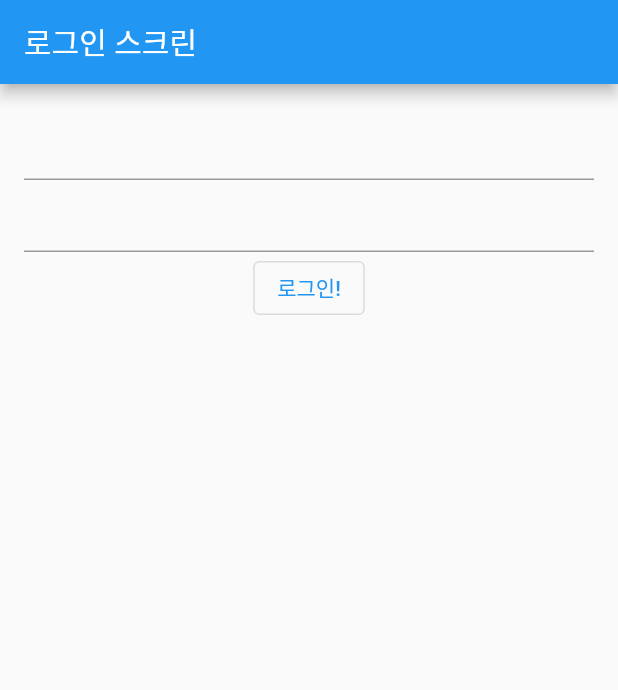
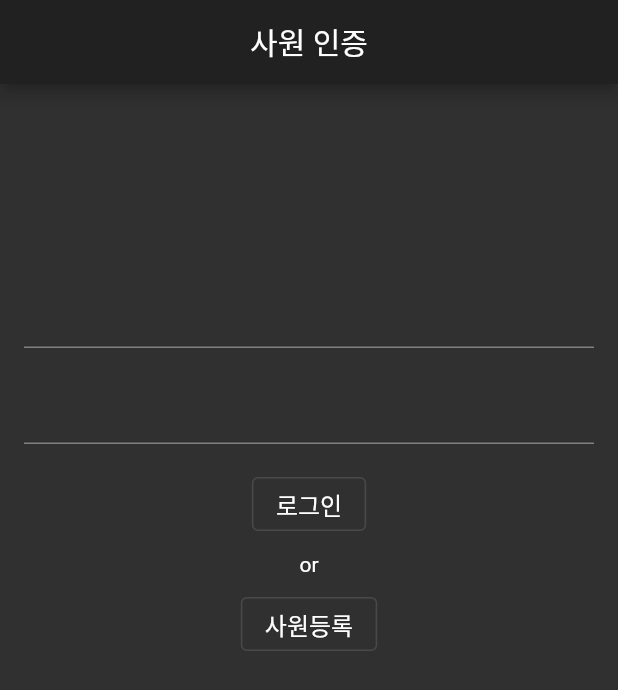
Before and after one commit to GyunHo/ds_network, a Flutter app: the screen it shows after launch, on a phone screen of 412 x 824 dp. Shown: the top 690 px of the screen. Run offline on Flutter 3.47's test engine with Material 2 defaults, Android fonts, the phone set to English and light mode, and no system bars; our stand-ins replace cloud_firestore, firebase_auth, firebase_core, get; accounts and stored records are empty.

```diff
--- a/lib/main.dart
+++ b/lib/main.dart
@@ -23,12 +23,15 @@ class InitScreen extends StatelessWidget {
         builder: (BuildContext context, AsyncSnapshot user) {
           if (user.hasData) {
             return GetMaterialApp(
+              theme: ThemeData.dark(),
               home: HomeScreen(),
             );
           }
           if (!user.hasData) {
-
-            return GetMaterialApp(home: LoginScreen());
+            return GetMaterialApp(
+              home: LoginScreen(),
+              theme: ThemeData.dark(),
+            );
           } else {
             return Scaffold(
               body: Center(
--- a/lib/screen/login.dart
+++ b/lib/screen/login.dart
@@ -9,27 +9,66 @@ class LoginScreen extends StatelessWidget {
   Widget build(BuildContext context) {
     final AuthController controller = Get.find();
     return Scaffold(
+      resizeToAvoidBottomInset: false,
       appBar: AppBar(
-        title: Text('로그인 스크린'),
+        centerTitle: true,
+        title: Text('사원 인증'),
       ),
-      body: Padding(
-        padding: EdgeInsets.all(16),
+      body: Column(
+        children: [
+          Expanded(
+            flex: 2,
+            child: Padding(
+              padding: const EdgeInsets.all(16.0),
               child: Column(
+                mainAxisAlignment: MainAxisAlignment.end,
                 children: [
-            TextFormField(
+                  Padding(
+                    padding: const EdgeInsets.symmetric(vertical: 16.0),
+                    child: TextFormField(
                       controller: controller.emailController,
+                    ),
                   ),
                   TextFormField(
                     controller: controller.passwordController,
                   ),
+                ],
+              ),
+            ),
+          ),
+          Expanded(
+            child: Column(
+              children: [
                 OutlinedButton(
                     onPressed: () {
                       controller.signIn(controller.emailController.text,
                           controller.passwordController.text);
                     },
-                child: Text('로그인!')),
+                    child: Text(
+                      '로그인',
+                      style: TextStyle(
+                        color: Colors.white,
+                        fontSize: 16.0,
+                      ),
+                    )),
+                Padding(
+                  padding: const EdgeInsets.all(8.0),
+                  child: Text('or'),
+                ),
+                OutlinedButton(
+                    onPressed: () {},
+                    child: Text(
+                      '사원등록',
+                      style: TextStyle(
+                        color: Colors.white,
+                        fontSize: 16.0,
+                      ),
+                    ))
               ],
             ),
+            flex: 4,
+          )
+        ],
       ),
     );
   }
```
Also changed, not shown: lib/models/applicationPaper.dart (added, +9 -0 lines), lib/models/memberModel.dart (+8 -18 lines). Lines whose indentation alone changed are shown as unchanged.
